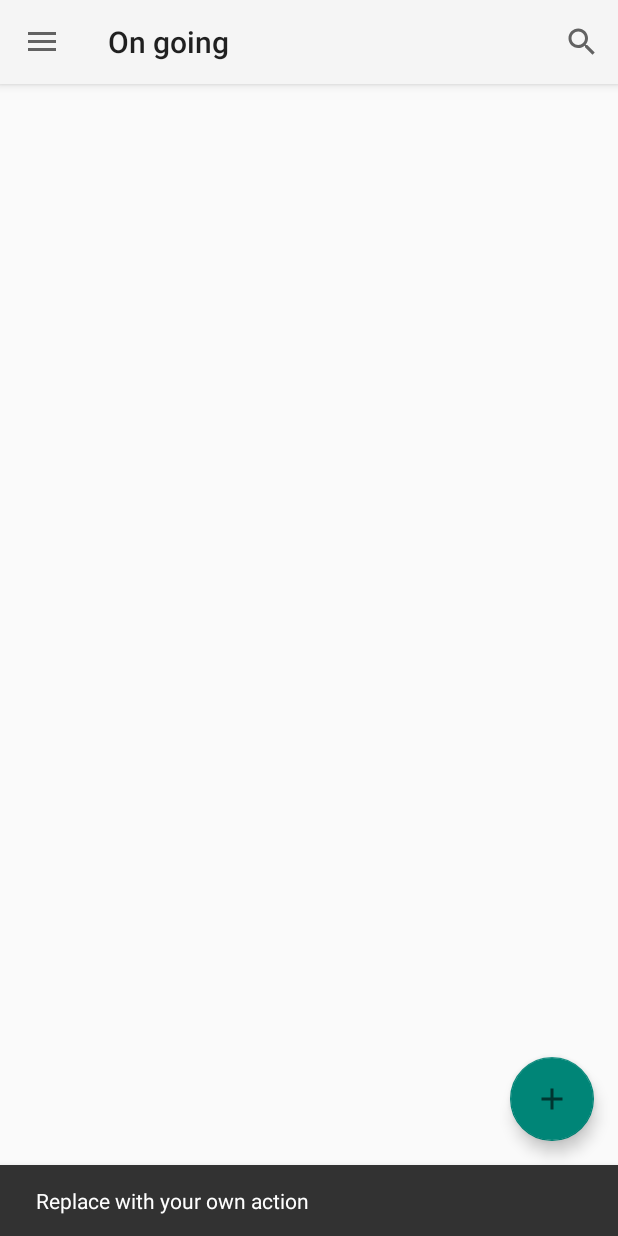
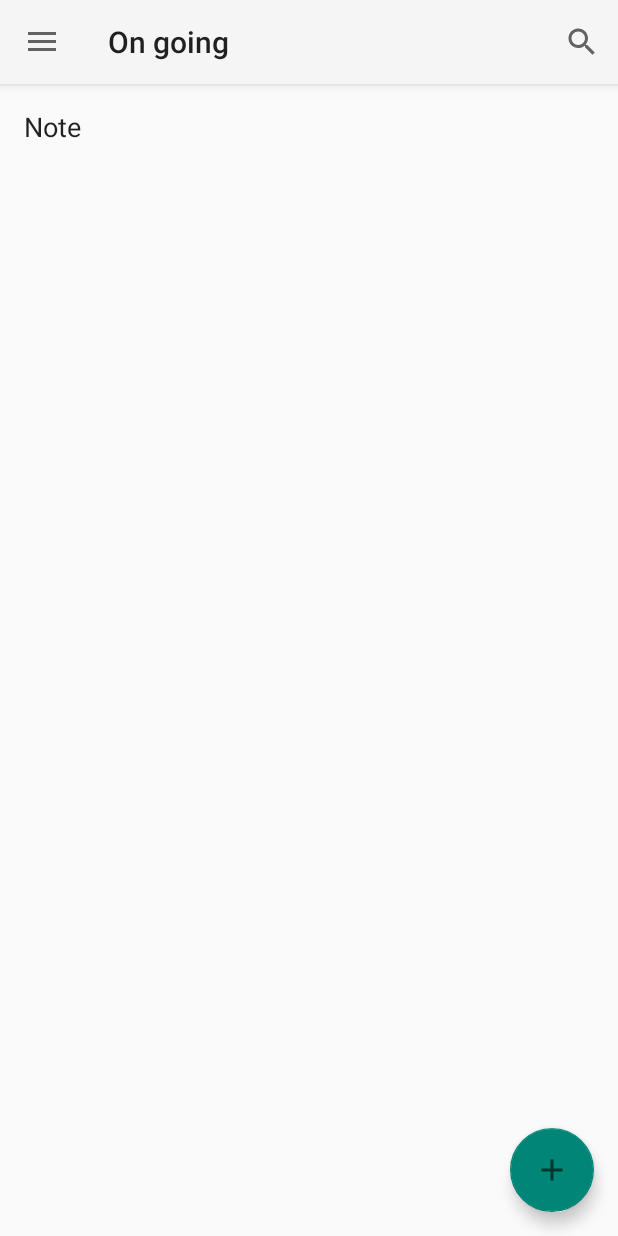
Before and after one commit to YAJATapps/ReminderApp, an Android app: the screen it shows after launch (MainActivity), after a tap on an icon or button, on a phone screen of 412 x 824 dp. Run offline under Robolectric (Android 15) with nearby library versions, the phone set to English and light mode, and no system bars; our stand-ins replace Room's generated code, navigation-ui.

Commit message:
Completed database and improve layout of note item. Fab will add new note.

```diff
--- a/app/src/main/java/com/reminderapp/MainActivity.java
+++ b/app/src/main/java/com/reminderapp/MainActivity.java
@@ -1,15 +1,17 @@
 package com.reminderapp;
 
+import android.graphics.Color;
 import android.os.Bundle;
 import android.view.MenuItem;
-import android.view.View;
 import android.view.Menu;
 import android.widget.Toast;
 
 import com.google.android.material.floatingactionbutton.FloatingActionButton;
-import com.google.android.material.snackbar.Snackbar;
 import com.google.android.material.navigation.NavigationView;
+import com.reminderapp.database.Note;
+import com.reminderapp.database.NoteViewModel;
 
+import androidx.lifecycle.ViewModelProvider;
 import androidx.navigation.NavController;
 import androidx.navigation.Navigation;
 import androidx.navigation.ui.AppBarConfiguration;
@@ -22,19 +24,28 @@ public class MainActivity extends AppCompatActivity {
 
     private AppBarConfiguration mAppBarConfiguration;
 
+    private NoteViewModel noteViewModel;
+
     @Override
     protected void onCreate(Bundle savedInstanceState) {
         super.onCreate(savedInstanceState);
         setContentView(R.layout.activity_main);
         Toolbar toolbar = findViewById(R.id.toolbar);
         setSupportActionBar(toolbar);
+
+        // Init the view model for notes.
+        noteViewModel = new ViewModelProvider(this).get(NoteViewModel.class);
+
+        // Add note to db
         FloatingActionButton fab = findViewById(R.id.fab);
-        fab.setOnClickListener(new View.OnClickListener() {
-            @Override
-            public void onClick(View view) {
-                Snackbar.make(view, "Replace with your own action", Snackbar.LENGTH_LONG)
-                        .setAction("Action", null).show();
-            }
+        fab.setOnClickListener(view -> {
+            Note note = new Note(
+                    "Note",
+                    "Description ..",
+                    Color.BLACK,
+                    1f, false, false
+            );
+            noteViewModel.insert(note);
         });
         DrawerLayout drawer = findViewById(R.id.drawer_layout);
         NavigationView navigationView = findViewById(R.id.nav_view);
--- a/app/src/main/java/com/reminderapp/database/Note.java
+++ b/app/src/main/java/com/reminderapp/database/Note.java
@@ -16,6 +16,8 @@ package com.reminderapp.database;
  * limitations under the License.
  */
 
+import android.graphics.Color;
+
 import androidx.room.ColumnInfo;
 import androidx.room.Entity;
 import androidx.room.PrimaryKey;
@@ -27,7 +29,7 @@ import androidx.annotation.NonNull;
  * @ Entity - You must annotate the class as an entity and supply a table name if not class name.
  * @ PrimaryKey - You must identify the primary key.
  * @ ColumnInfo - You must supply the column name if it is different from the variable name.
- *
+ * <p>
  * See the documentation for the full rich set of annotations.
  * https://developer.android.com/topic/libraries/architecture/room.html
  */
@@ -35,17 +37,47 @@ import androidx.annotation.NonNull;
 @Entity(tableName = "note_table")
 public class Note {
 
-    @PrimaryKey
+    // Unique id of the document
+    @PrimaryKey(autoGenerate = true)
+    public int id;
+
+    // The title of note
     @NonNull
     @ColumnInfo(name = "note")
-    private String mNote;
+    public String title;
 
-    public Note(@NonNull String note) {
-        this.mNote = note;
+    // The content of note
+    @ColumnInfo(name = "noteContent")
+    public String noteContent;
+
+    // The color of note
+    @NonNull
+    @ColumnInfo(name = "noteColor")
+    public int noteColor;
+
+    // The factor of note
+    @NonNull
+    @ColumnInfo(name = "noteSizeFactor")
+    public float noteSizeFactor;
+
+    // Whether the note is favorite
+    public boolean favorite;
+
+    // Whether the note is finished
+    public boolean finished;
+
+    // The main constructor
+    public Note(@NonNull String note, String content, int color, float factor, boolean favorite, boolean finished) {
+        this.title = note;
+        this.noteContent = content;
+        this.noteColor = color;
+        this.noteSizeFactor = factor;
+        this.favorite = favorite;
+        this.finished = finished;
     }
 
-    @NonNull
-    public String getNote() {
-        return this.mNote;
+    // Dummy constructor
+    public Note() {
+        this("Empty", "", Color.BLACK, 1f, false, false);
     }
 }
--- a/app/src/main/java/com/reminderapp/database/NoteRoomDatabase.java
+++ b/app/src/main/java/com/reminderapp/database/NoteRoomDatabase.java
@@ -50,34 +50,10 @@ abstract class NoteRoomDatabase extends RoomDatabase {
                 if (INSTANCE == null) {
                     INSTANCE = Room.databaseBuilder(context.getApplicationContext(),
                             NoteRoomDatabase.class, "note_database")
-                            .addCallback(sRoomDatabaseCallback)
                             .build();
                 }
             }
         }
         return INSTANCE;
     }
-
-    /**
-     * Override the onCreate method to populate the database.
-     * For this sample, we clear the database every time it is created.
-     */
-    private static NoteRoomDatabase.Callback sRoomDatabaseCallback = new RoomDatabase.Callback() {
-        @Override
-        public void onCreate(@NonNull SupportSQLiteDatabase db) {
-            super.onCreate(db);
-
-            databaseWriteExecutor.execute(() -> {
-                // Populate the database in the background.
-                // If you want to start with more notes, just add them.
-                NoteDao dao = INSTANCE.noteDao();
-                dao.deleteAll();
-
-                Note note = new Note("Hello");
-                dao.insert(note);
-                note = new Note("World");
-                dao.insert(note);
-            });
-        }
-    };
 }
--- a/app/src/main/java/com/reminderapp/ui/NoteAdapter.java
+++ b/app/src/main/java/com/reminderapp/ui/NoteAdapter.java
@@ -23,7 +23,7 @@ public class NoteAdapter extends RecyclerView.Adapter<NoteViewHolder> {
 
     @Override
     public void onBindViewHolder(NoteViewHolder holder, int position) {
-        holder.bind(mNotes.get(position).getNote());
+        holder.bind(mNotes.get(position).title);
     }
 
     @Override
--- a/app/src/main/java/com/reminderapp/ui/NoteViewHolder.java
+++ b/app/src/main/java/com/reminderapp/ui/NoteViewHolder.java
@@ -20,6 +20,7 @@ import android.view.LayoutInflater;
 import android.view.View;
 import android.view.ViewGroup;
 import android.widget.TextView;
+import android.widget.Toast;
 
 import androidx.recyclerview.widget.RecyclerView;
 
@@ -40,6 +41,7 @@ class NoteViewHolder extends RecyclerView.ViewHolder {
     static NoteViewHolder create(ViewGroup parent) {
         View view = LayoutInflater.from(parent.getContext())
                 .inflate(R.layout.note_item, parent, false);
+        view.setOnClickListener((View v) -> Toast.makeText(parent.getContext(), "toast", Toast.LENGTH_SHORT).show());
         return new NoteViewHolder(view);
     }
 }
--- a/app/src/main/java/com/reminderapp/ui/ongoing/OngoingFragment.java
+++ b/app/src/main/java/com/reminderapp/ui/ongoing/OngoingFragment.java
@@ -18,6 +18,7 @@ import com.reminderapp.ui.NoteAdapter;
 public class OngoingFragment extends Fragment {
 
     private NoteViewModel noteViewModel;
+    private NoteAdapter mAdapter;
 
     public View onCreateView(@NonNull LayoutInflater inflater,
                              ViewGroup container, Bundle savedInstanceState) {
@@ -25,11 +26,12 @@ public class OngoingFragment extends Fragment {
         View root = inflater.inflate(R.layout.fragment_ongoing, container, false);
         RecyclerView recyclerView = root.findViewById(R.id.recycler_view);
         recyclerView.setLayoutManager(new LinearLayoutManager(getContext()));
-        NoteAdapter mAdapter = new NoteAdapter();
+        mAdapter = new NoteAdapter();
         recyclerView.setAdapter(mAdapter);
         noteViewModel.getAllNotes().observe(getViewLifecycleOwner(), notes -> {
             // Update the cached copy of the notes in the adapter.
             mAdapter.setNotesList(notes);
+            mAdapter.notifyDataSetChanged();
         });
 
         return root;
--- a/app/src/main/res/layout/note_item.xml
+++ b/app/src/main/res/layout/note_item.xml
@@ -2,18 +2,18 @@
 
 <LinearLayout xmlns:android="http://schemas.android.com/apk/res/android"
     android:layout_width="match_parent"
-    android:layout_height="wrap_content"
+    android:layout_height="72dp"
     android:background="?android:attr/selectableItemBackground"
-    android:gravity="center_vertical"
-    android:orientation="vertical">
+    android:gravity="center"
+    android:orientation="vertical"
+    android:padding="16dp">
 
     <TextView
         android:id="@+id/note_name"
         style="@android:style/TextAppearance.Medium"
-        android:layout_width="wrap_content"
-        android:layout_height="wrap_content"
+        android:layout_width="match_parent"
+        android:layout_height="match_parent"
         android:maxLines="2"
-        android:padding="8dp"
         android:textColor="?android:attr/textColorPrimary" />
 
 </LinearLayout>
```
